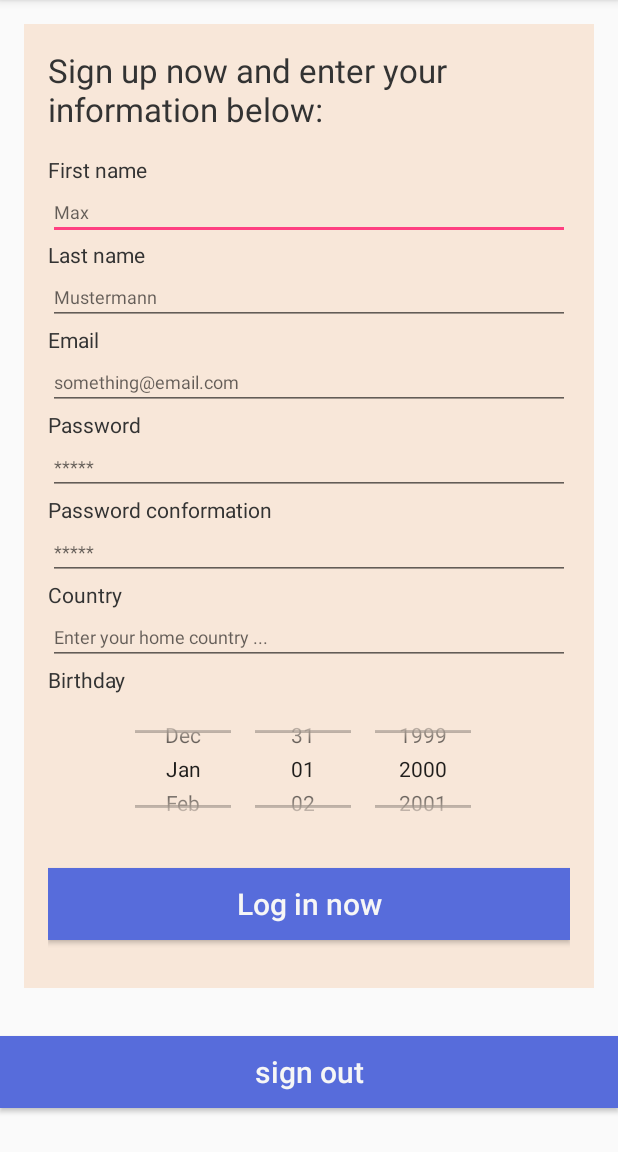
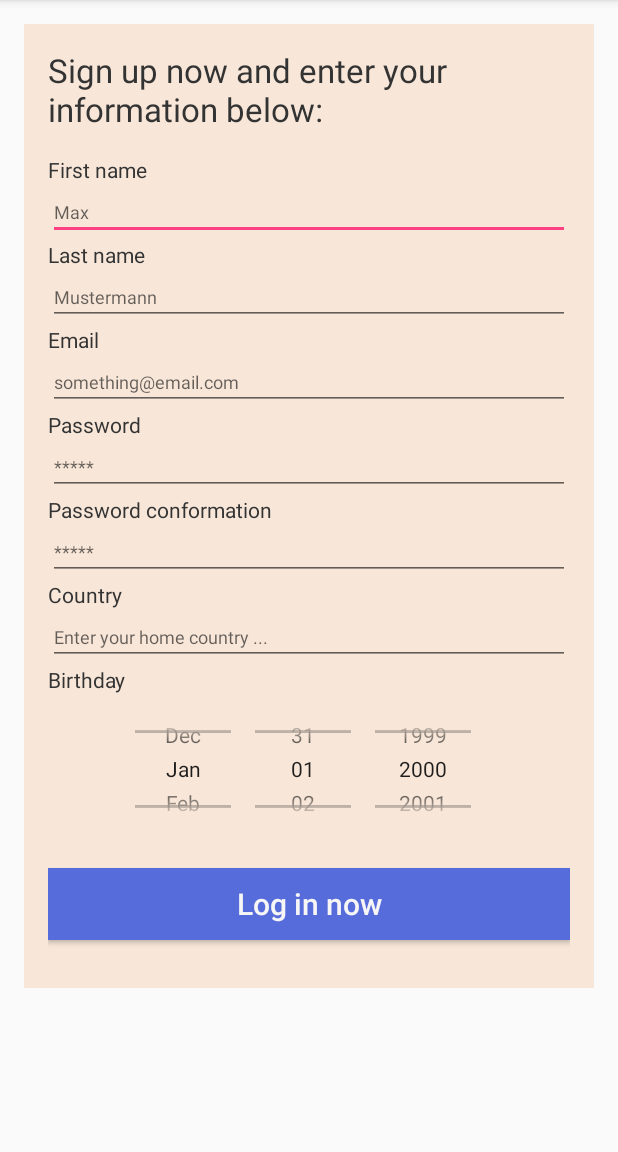
Before and after one commit to isperr/citybuddy_reisenbichler_sperr, an Android app: the RegisterActivity screen opened directly, with no data from a screen before it, on a phone screen of 412 x 824 dp, the part 84-1236 px from its top. Run offline under Robolectric (Android 15) with nearby library versions, the phone set to English and light mode, and no system bars; our stand-ins replace Firebase (no records; nobody signed in at launch, a user with empty details on screens opened directly).

Commit message:
fix: remove signout button on registeractivity

```diff
--- a/app/src/main/java/com/example/citybuddy/RegisterActivity.java
+++ b/app/src/main/java/com/example/citybuddy/RegisterActivity.java
@@ -172,9 +172,4 @@ public class RegisterActivity extends AppCompatActivity {
         updateUI(currentUser);
     }
 
-    public void signOut(View v) {
-        mAuth.signOut();
-        updateUI(null);
-    }
-
 }
--- a/app/src/main/res/layout/activity_register.xml
+++ b/app/src/main/res/layout/activity_register.xml
@@ -162,18 +162,5 @@
 
         </RelativeLayout>
 
-        <Button
-            android:layout_width="match_parent"
-            android:layout_height="wrap_content"
-            android:layout_marginTop="16dp"
-            android:layout_marginBottom="16dp"
-            android:onClick="signOut"
-            android:text="sign out"
-            android:textColor="@color/whiteColor"
-            android:background="@color/darkBlueColor"
-            android:layout_gravity="center"
-            android:textSize="20sp"
-            android:textAllCaps="false"/>
-
     </LinearLayout>
 </ScrollView>
```
